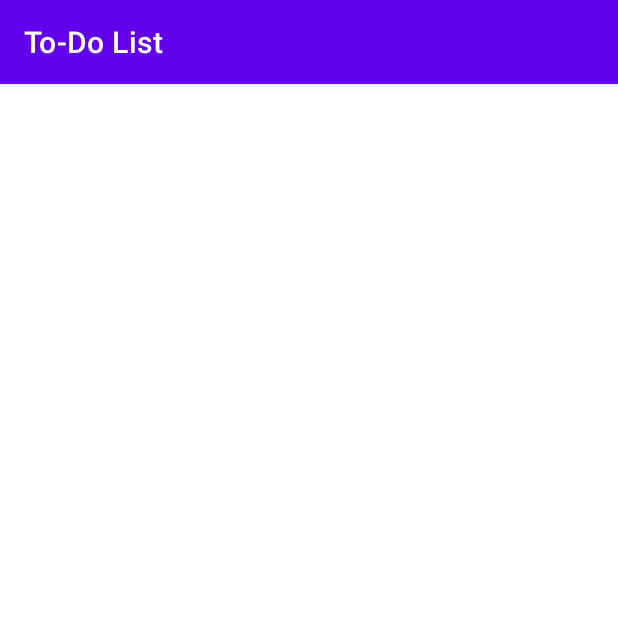
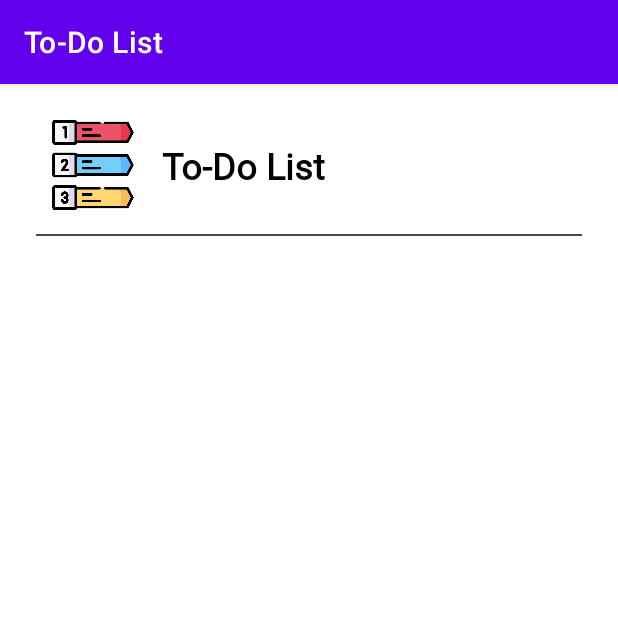
Before and after one commit to LeeSunHaeng/To-Do-List, an Android app: the screen it shows after launch (MainActivity), on a phone screen of 412 x 824 dp, the top half of it. Run offline under Robolectric (Android 15) with nearby library versions, the light colour scheme and no system bars.

Commit message:
Android To-Do List RecyclerView
Android To-Do List RecyclerView 제작

```diff
--- a/To-Do List/app/src/main/java/com/sunhang/to_dolist/SplashActivity.kt
+++ b/To-Do List/app/src/main/java/com/sunhang/to_dolist/SplashActivity.kt
@@ -1,14 +1,22 @@
 package com.sunhang.to_dolist
 
+import android.content.Intent
 import androidx.appcompat.app.AppCompatActivity
 import android.os.Bundle
+import android.os.Handler
+import android.os.Looper
 import com.sunhang.to_dolist.databinding.ActivityMainBinding
+import com.sunhang.to_dolist.databinding.ActivitySplashBinding
 
 class SplashActivity : AppCompatActivity() {
-    private lateinit var binding:ActivityMainBinding
+    private lateinit var binding:ActivitySplashBinding
     override fun onCreate(savedInstanceState: Bundle?) {
         super.onCreate(savedInstanceState)
-        binding = ActivityMainBinding.inflate(layoutInflater)
+        binding = ActivitySplashBinding.inflate(layoutInflater)
         setContentView(binding.root)
+        Handler(Looper.getMainLooper()).postDelayed(Runnable {
+            startActivity(Intent(this,MainActivity::class.java)) //Main 액티비티로 이동
+            finish()    //현재 액티비티 종료
+        },2500)
     }
 }
--- /dev/null
+++ b/To-Do List/app/src/main/java/model/TodoInfo.kt
@@ -0,0 +1,6 @@
+package model
+
+class TodoInfo {
+    var todoContent : String = "" // 메모 내용
+    var todoDate : String = "" // 메모 일자
+}
--- a/To-Do List/app/src/main/res/layout/activity_main.xml
+++ b/To-Do List/app/src/main/res/layout/activity_main.xml
@@ -6,13 +6,39 @@
         android:layout_width="match_parent"
         android:layout_height="match_parent"
         tools:context=".MainActivity">
+
+
     <TextView
+            android:text="To-Do List"
             android:layout_width="wrap_content"
             android:layout_height="wrap_content"
-            android:text="Hello World!"
-            app:layout_constraintBottom_toBottomOf="parent"
-            app:layout_constraintLeft_toLeftOf="parent"
-            app:layout_constraintRight_toRightOf="parent"
-            app:layout_constraintTop_toTopOf="parent"/>
-
+            android:id="@+id/textView"
+            android:textSize="24sp"
+            android:fontFamily="@font/leferipointwhiteoblique"
+            android:textColor="@color/black"
+            android:textStyle="bold"
+            app:layout_constraintTop_toTopOf="@+id/imageView"
+            app:layout_constraintBottom_toBottomOf="@+id/imageView"
+            app:layout_constraintStart_toEndOf="@+id/imageView" android:layout_marginStart="16dp"/>
+    <ImageView
+            android:layout_width="60dp"
+            android:layout_height="60dp"
+            app:srcCompat="@drawable/img_todo512"
+            android:id="@+id/imageView"
+            app:layout_constraintStart_toStartOf="parent" app:layout_constraintTop_toTopOf="parent"
+            android:layout_marginStart="32dp" android:layout_marginTop="24dp"/>
+    <View
+            android:layout_width="match_parent"
+            android:layout_height="1dp" android:id="@+id/view"
+            app:layout_constraintTop_toBottomOf="@+id/imageView"
+            android:layout_marginTop="16dp" app:layout_constraintStart_toStartOf="parent"
+            app:layout_constraintEnd_toEndOf="parent" android:background="#494747" android:layout_marginStart="24dp"
+            android:layout_marginEnd="24dp"/>
+    <androidx.recyclerview.widget.RecyclerView
+            android:layout_width="0dp"
+            android:layout_height="0dp" android:layout_marginTop="16dp"
+            app:layout_constraintTop_toBottomOf="@+id/view" app:layout_constraintStart_toStartOf="parent"
+            android:layout_marginStart="16dp" android:layout_marginEnd="16dp" app:layout_constraintEnd_toEndOf="parent"
+            app:layout_constraintBottom_toBottomOf="parent" android:layout_marginBottom="16dp"
+            android:id="@+id/rv_todo"/>
 </androidx.constraintlayout.widget.ConstraintLayout>
--- a/To-Do List/app/src/main/res/layout/activity_splash.xml
+++ b/To-Do List/app/src/main/res/layout/activity_splash.xml
@@ -20,7 +20,7 @@
             android:fontFamily="@font/leferipointwhiteoblique"
             android:textSize="40sp"
             android:textStyle="bold"
-            android:textColor="#C1FF18FB"
+            android:textColor="#9A1824FF"
             android:layout_marginTop="32dp"
                                                 />
 
```
Also changed, not shown: To-Do List/app/src/main/java/com/sunhang/to_dolist/MainActivity.kt (+1 -36 lines).
